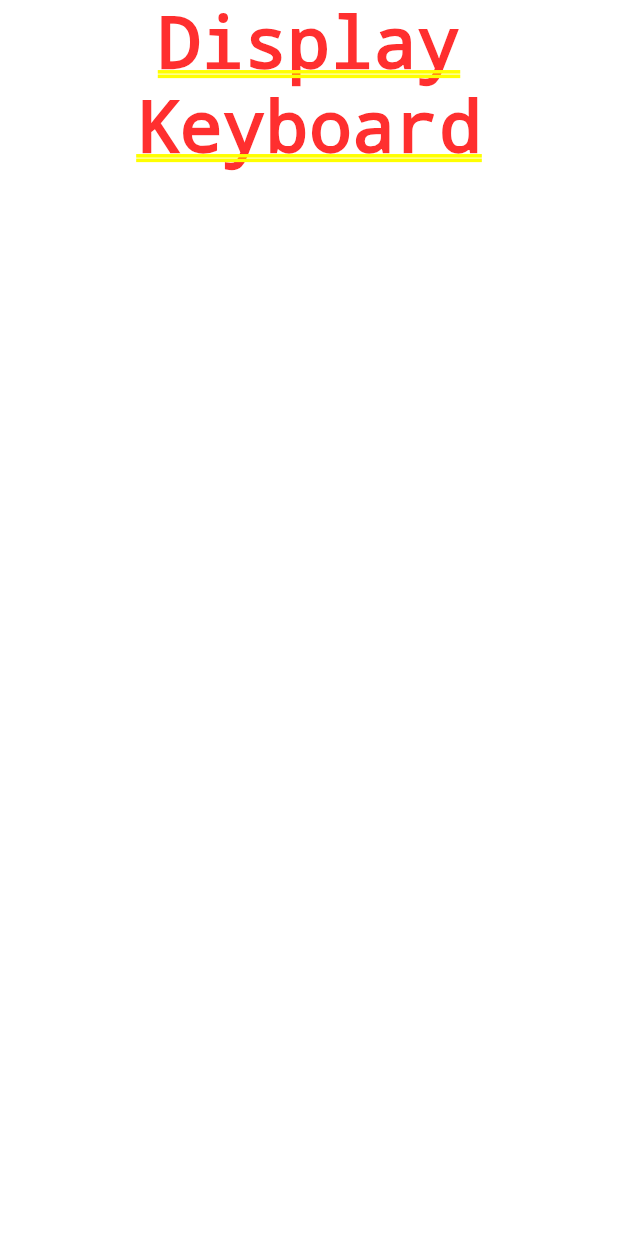
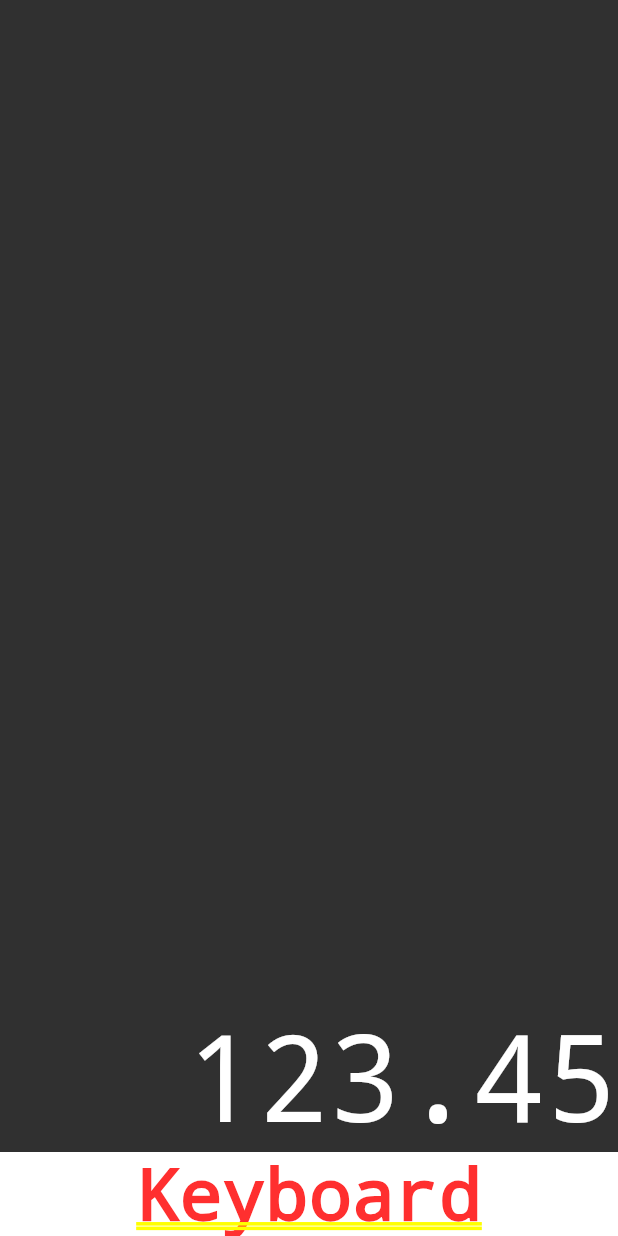
Before and after one commit to joaovieira23/calculator, a Flutter app: the screen it shows after launch, on a phone screen of 412 x 824 dp. Run offline on Flutter 3.47's test engine with Material 2 defaults, Android fonts, the phone set to English and light mode, and no system bars.

Commit message:
feat: create component display

```diff
--- /dev/null
+++ b/lib/components/display.dart
@@ -0,0 +1,37 @@
+import 'package:flutter/material.dart';
+// import 'package:auto_size_text/auto_size_text.dart';
+
+class Display extends StatelessWidget {
+  final String text;
+
+  Display(this.text);
+
+  @override
+  Widget build(BuildContext context) {
+    return Expanded(
+      flex: 1,
+      child: Container(
+        color: Color.fromRGBO(48, 48, 48, 1),
+        child: Column(
+            mainAxisAlignment: MainAxisAlignment.end,
+            crossAxisAlignment: CrossAxisAlignment.stretch,
+            children: <Widget>[
+              Padding(padding: const EdgeInsets.all(8.0)),
+              Text(
+                text,
+                // minFontSize: 20,
+                // maxFontSize: 80,
+                maxLines: 1,
+                textAlign: TextAlign.end,
+                style: TextStyle(
+                  fontWeight: FontWeight.w100,
+                  decoration: TextDecoration.none,
+                  fontSize: 80,
+                  color: Colors.white,
+                ),
+              )
+            ]),
+      ),
+    );
+  }
+}
--- a/lib/screens/calculator.dart
+++ b/lib/screens/calculator.dart
@@ -1,4 +1,5 @@
 import 'package:flutter/material.dart';
+import '../components/display.dart';
 
 class Calculator extends StatelessWidget {
   @override
@@ -6,7 +7,7 @@ class Calculator extends StatelessWidget {
     return MaterialApp(
         home: Column(
       children: <Widget>[
-        Text('Display'),
+        Display('123.45'),
         Text('Keyboard'),
       ],
     ));
--- a/pubspec.yaml
+++ b/pubspec.yaml
@@ -29,6 +29,7 @@ environment:
 dependencies:
   flutter:
     sdk: flutter
+  # auto_size_text: ^2.1.0
 
 
   # The following adds the Cupertino Icons font to your application.
```
